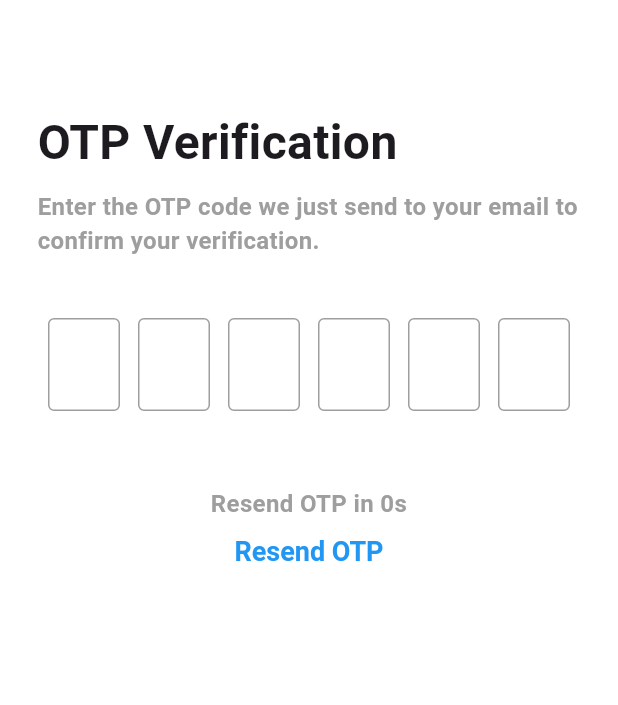
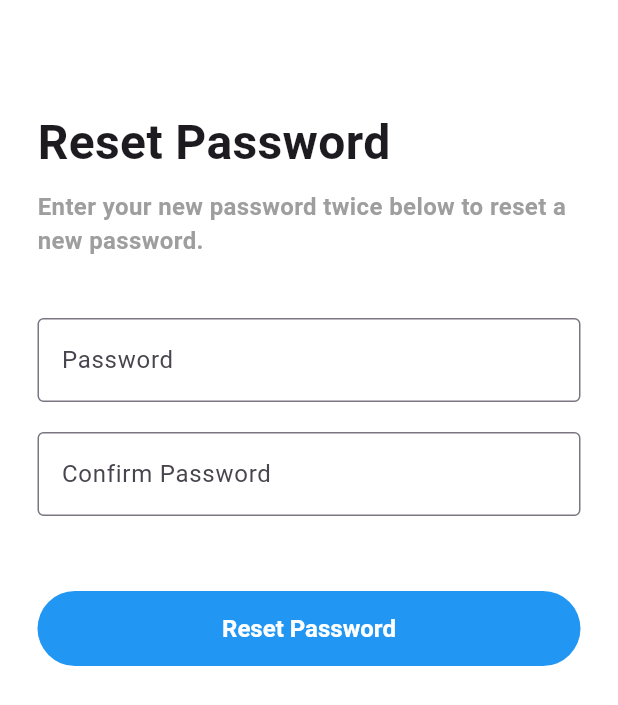
Before and after one commit to Kei-K23/flutter_login_and_register_app, a Flutter app: the screen it shows after launch, on a phone screen of 412 x 824 dp. Shown: the top 705 px of the screen. Run offline on Flutter 3.47's test engine with Material 3 defaults, Android fonts, the light colour scheme and no system bars; our stand-ins replace flutter_svg.

Commit message:
feat: add reset password screen ui

```diff
--- a/lib/main.dart
+++ b/lib/main.dart
@@ -1,6 +1,7 @@
 import 'package:flutter/material.dart';
 import 'package:flutter_login_and_register_app/presentation/auth/pages/landing.dart';
 import 'package:flutter_login_and_register_app/presentation/auth/pages/otp_verification.dart';
+import 'package:flutter_login_and_register_app/presentation/auth/pages/reset_password.dart';
 
 void main() {
   runApp(const MyApp());
@@ -17,7 +18,7 @@ class MyApp extends StatelessWidget {
         colorScheme: ColorScheme.fromSeed(seedColor: Colors.deepPurple),
         useMaterial3: true,
       ),
-      home: OtpVerificationScreen(),
+      home: ResetPasswordScreen(),
     );
   }
 }
--- /dev/null
+++ b/lib/presentation/auth/pages/reset_password.dart
@@ -0,0 +1,84 @@
+import 'package:flutter/material.dart';
+
+class ResetPasswordScreen extends StatelessWidget {
+  const ResetPasswordScreen({Key? key}) : super(key: key);
+
+  @override
+  Widget build(BuildContext context) {
+    final passwordController = TextEditingController();
+    final confirmPasswordController = TextEditingController();
+
+    return Scaffold(
+      backgroundColor: Colors.white,
+      appBar: AppBar(backgroundColor: Colors.white),
+      body: Padding(
+        padding: const EdgeInsets.symmetric(horizontal: 25),
+        child: SingleChildScrollView(
+          child: Column(
+            crossAxisAlignment: CrossAxisAlignment.start,
+            children: [
+              const SizedBox(height: 16),
+              const Text(
+                "Reset Password",
+                style: TextStyle(fontSize: 32, fontWeight: FontWeight.bold),
+              ),
+              const SizedBox(height: 8),
+              const Text(
+                "Enter your new password twice below to reset a new password.",
+                style: TextStyle(
+                  fontSize: 16,
+                  fontWeight: FontWeight.w600,
+                  color: Colors.grey,
+                ),
+              ),
+              const SizedBox(height: 40),
+              TextField(
+                controller: passwordController,
+                obscureText: true,
+                decoration: const InputDecoration(
+                  hintText: "Enter your password",
+                  labelText: "Password",
+                  border: OutlineInputBorder(
+                    borderSide: BorderSide(width: 1, color: Colors.black),
+                  ),
+                  focusedBorder: OutlineInputBorder(
+                    borderSide: BorderSide(width: 1.5, color: Colors.black),
+                  ),
+                ),
+              ),
+              const SizedBox(height: 20),
+              TextField(
+                controller: confirmPasswordController,
+                obscureText: true,
+                decoration: const InputDecoration(
+                  hintText: "Enter your confirm password",
+                  labelText: "Confirm Password",
+                  border: OutlineInputBorder(
+                    borderSide: BorderSide(width: 1, color: Colors.black),
+                  ),
+                  focusedBorder: OutlineInputBorder(
+                    borderSide: BorderSide(width: 1.5, color: Colors.black),
+                  ),
+                ),
+              ),
+              const SizedBox(height: 50),
+              TextButton(
+                style: TextButton.styleFrom(
+                  minimumSize: const Size(double.infinity, 50),
+                  backgroundColor: Colors.blue,
+                  foregroundColor: Colors.white,
+                  textStyle: const TextStyle(
+                    fontWeight: FontWeight.w600,
+                    fontSize: 16,
+                  ),
+                ),
+                onPressed: () {},
+                child: Text('Reset Password'),
+              ),
+            ],
+          ),
+        ),
+      ),
+    );
+  }
+}
```
